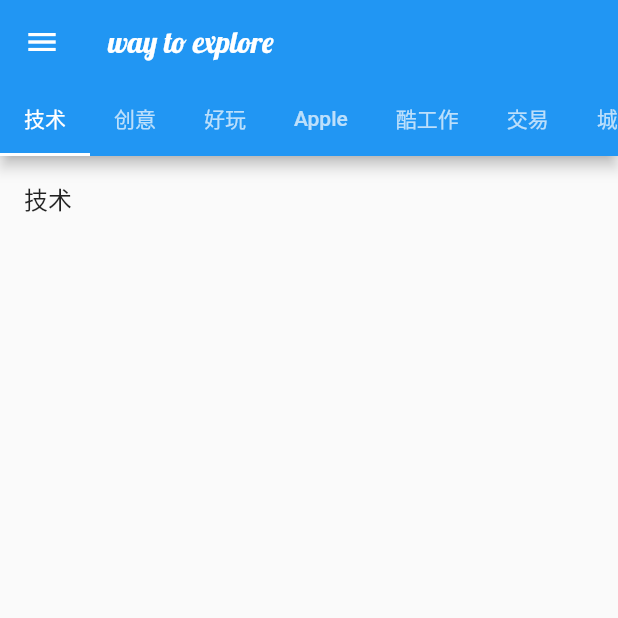
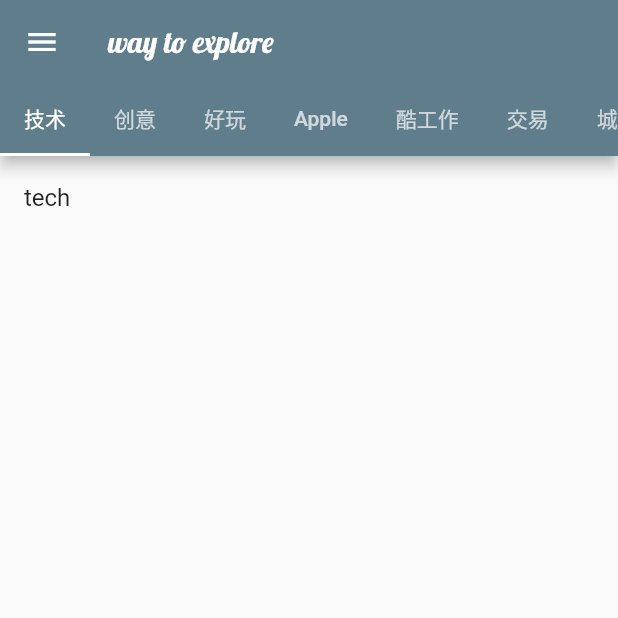
Before and after one commit to yuyongmao/v2ex-flutter, a Flutter app: the screen it shows after launch, on a phone screen of 412 x 824 dp, the top half of it. Run offline on Flutter 3.47's test engine with Material 2 defaults, Android fonts, the phone set to English and light mode, and no system bars.

Commit message:
正则表达式源码获取数据测试

```diff
--- a/lib/main.dart
+++ b/lib/main.dart
@@ -10,7 +10,7 @@ class MyApp extends StatelessWidget {
   Widget build(BuildContext context) {
     return new MaterialApp(
       theme: new ThemeData(
-        primarySwatch: Colors.blue,
+        primarySwatch: Colors.blueGrey,
       ),
       home: new MainPage(),
     );
--- a/lib/pages/main_page.dart
+++ b/lib/pages/main_page.dart
@@ -1,54 +1,54 @@
 import 'package:flutter/material.dart';
 import 'package:v2ex/models/tab_data.dart';
 import 'package:v2ex/components/drawer_meun.dart';
-
+import 'package:v2ex/util/api.dart';
 class MainPage extends StatelessWidget {
   @override
   Widget build(BuildContext context) {
     final List<TabData> tabs = <TabData>[
       new TabData(
         tabName: '技术',
-        subWidget: _buildList('技术')
+        subWidget: _buildList('tech')
       ),
       new TabData(
         tabName: '创意',
-        subWidget: _buildList('创意'),
+        subWidget: _buildList('creative'),
       ),
       new TabData(
         tabName: '好玩',
-        subWidget: _buildList('好玩'),
+        subWidget: _buildList('play'),
       ),
       new TabData(
         tabName: 'Apple',
-        subWidget: _buildList('Apple'),
+        subWidget: _buildList('apple'),
       ),
       new TabData(
         tabName: '酷工作',
-        subWidget: _buildList('酷工作'),
+        subWidget: _buildList('jobs'),
       ),
       new TabData(
         tabName: '交易',
-        subWidget: _buildList('交易'),
+        subWidget: _buildList('deals'),
       ),
       new TabData(
         tabName: '城市',
-        subWidget: _buildList('城市'),
+        subWidget: _buildList('city'),
       ),
       new TabData(
         tabName: '问与答',
-        subWidget: _buildList('问与答'),
+        subWidget: _buildList('qna'),
       ),
       new TabData(
         tabName: '最热',
-        subWidget: _buildList('最热'),
+        subWidget: _buildList('hot'),
       ),
       new TabData(
         tabName: '全部',
-        subWidget: _buildList('全部'),
+        subWidget: _buildList('all'),
       ),
       new TabData(
         tabName: 'R2',
-        subWidget: _buildList('R2'),
+        subWidget: _buildList('r2'),
       ),
     ];
 
@@ -82,6 +82,7 @@ class MainPage extends StatelessWidget {
       children: <Widget>[
         new ListTile(
           title: new Text(name),
+          onTap: ()=>new V2exApi().test2(),
         )
       ],
     );
```
Also changed, not shown: lib/util/api.dart (added, +67 -0 lines), 6 other files.
